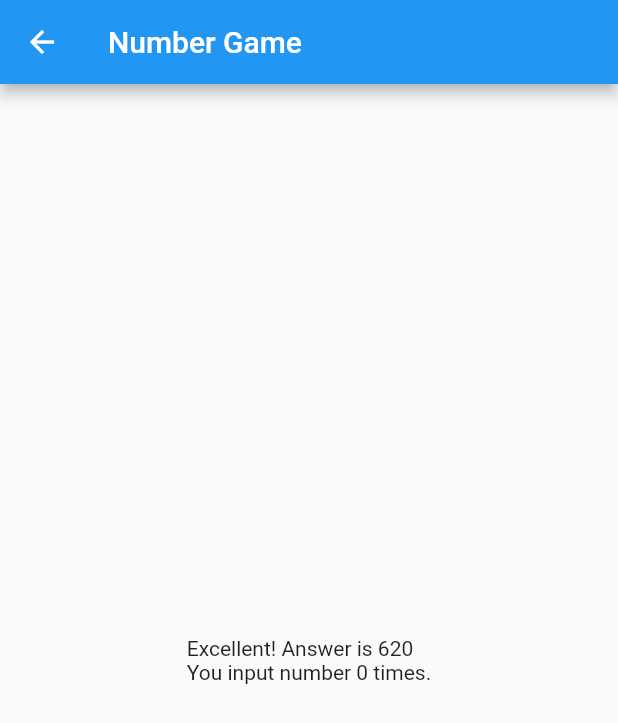
After one commit to onikazu/NumberGame, a Flutter app: the GoalPage screen opened by its route, on a phone screen of 412 x 824 dp. The commit adds this screen. Shown: the top 723 px of the screen. Run offline on Flutter 3.47's test engine with Material 2 defaults, Android fonts, the phone set to English and light mode, and no system bars.

Commit message:
implement goal page

```diff
--- /dev/null
+++ b/lib/goal_page.dart
@@ -0,0 +1,19 @@
+import 'package:flutter/material.dart';
+import 'package:number_game/homepage_state.dart';
+import 'package:provider/provider.dart';
+
+class GoalPage extends StatelessWidget {
+  @override
+  Widget build(BuildContext context) {
+    final homePageState = Provider.of<HomePageState>(context);
+    return Scaffold(
+      appBar: AppBar(
+        title: Text("Number Game"),
+      ),
+      body: Center(
+        child: Text(
+            "Excellent! Answer is ${homePageState.ansNum}\nYou input number ${homePageState.challengeNum} times."),
+      ),
+    );
+  }
+}
```
Also changed, not shown: lib/main.dart (+13 -3 lines), 1 other file.
